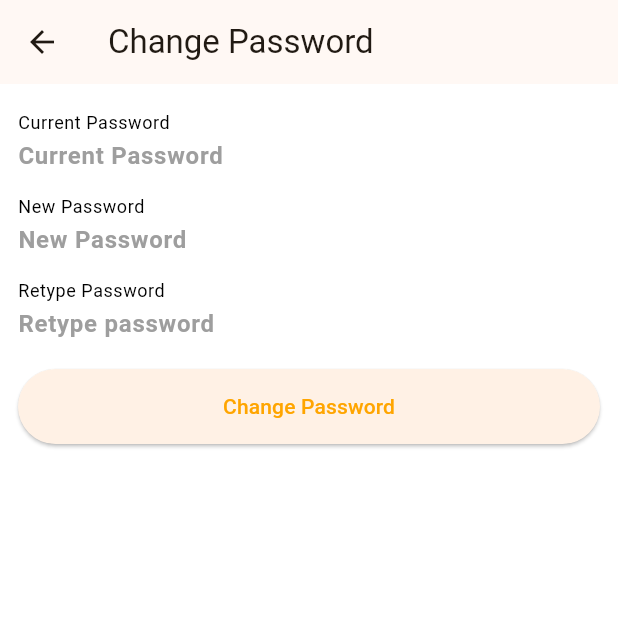
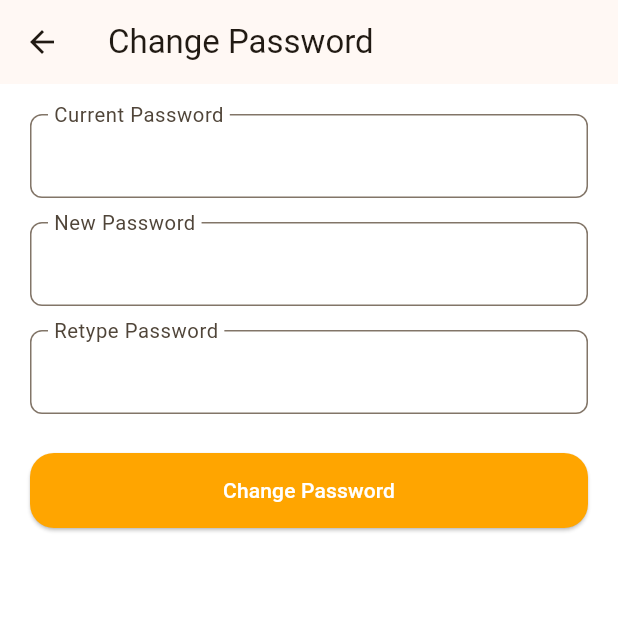
Before and after one commit to foodiesarmenu/foodies-app, a Flutter app: the ChangePasswordScreen screen opened by its route, on a phone screen of 412 x 824 dp, the top half of it. Run offline on Flutter 3.47's test engine with Material 2 defaults, Android fonts, the phone set to English and light mode, and no system bars; our stand-ins replace another_carousel_pro, google_maps_flutter, location.

Commit message:
-do in the common a editText -do in the common a button -modify change password ui -modify change email ui +create address page +create card page +gps and google maps to get the use location

```diff
--- /dev/null
+++ b/lib/ui/common/ButtonInProfile.dart
@@ -0,0 +1,40 @@
+import 'package:flutter/material.dart';
+
+class ButtonInProfile extends StatelessWidget {
+  final String text; // Variable for button text
+  final Color textColor; // Variable for text color
+  final Color backgroundColor; // Variable for background color
+  Color? borderColor; // Variable for background color
+  final Function() onPressed; // Function to execute on button press
+
+  ButtonInProfile({
+    required this.text,
+    required this.textColor,
+    required this.backgroundColor,
+    this.borderColor,
+    required this.onPressed,
+    super.key,
+  });
+
+  @override
+  Widget build(BuildContext context) {
+    return Container(
+      margin: const EdgeInsets.all(8),
+      child: ElevatedButton(
+        onPressed: onPressed,
+        style: ElevatedButton.styleFrom(
+          minimumSize: const Size(double.infinity, 50.0), // Full-width button
+          backgroundColor: backgroundColor,
+          foregroundColor: textColor, //text color
+          shape: RoundedRectangleBorder(
+            borderRadius: BorderRadius.circular(16.0),
+            side: borderColor != null ? // Check if borderColor is not null
+            BorderSide(color: borderColor!) : // Use null-safe operator
+            BorderSide.none, // Set to no border if borderColor is null // Adjust radius as desired
+          ),
+        ),
+        child: Text(text), // Set button text
+      ),
+    );
+  }
+}
--- /dev/null
+++ b/lib/ui/common/EditTextInProfile.dart
@@ -0,0 +1,61 @@
+import 'package:flutter/material.dart';
+
+typedef MyValidator = String? Function(String?);
+
+class EditTextInProfile extends StatelessWidget {
+  String? hint;
+  String? label;
+  TextEditingController? controller;
+  bool isSecured;
+  TextInputType? keyboardType;
+  MyValidator? validator;
+  bool isTextFieldEnabled;
+
+
+  EditTextInProfile({
+    required this.controller,
+    this.isSecured = false,
+    this.hint,
+    this.label,
+    this.validator,
+    this.keyboardType = TextInputType.text,
+    this.isTextFieldEnabled = true,
+    super.key,
+  });
+
+  @override
+  Widget build(BuildContext context) {
+    return Container(
+      margin: const EdgeInsets.all(8),
+      child: TextFormField(
+        enabled: isTextFieldEnabled,
+        decoration: InputDecoration(
+          labelText: label,
+          labelStyle: const TextStyle(
+            fontSize: 18
+          ),
+          hintText: hint,
+          hintStyle: const TextStyle(
+              fontSize: 16,
+              fontWeight: FontWeight.bold,
+              color: Colors.grey
+          ),
+          floatingLabelBehavior: FloatingLabelBehavior.always,
+          // Add rounded border with black color
+          border: OutlineInputBorder(
+            borderRadius: BorderRadius.circular(8.0), // Adjust radius as desired
+            borderSide: const BorderSide(
+              color: Colors.black,
+              width: 2.0, // Adjust border width as desired
+            ),
+          ),
+        ),
+        controller: controller,
+        keyboardType: keyboardType,
+        obscureText: isSecured,
+        validator: validator,
+      ),
+    );
+
+  }
+}
--- a/lib/ui/profile/settings/myAccount/ChangePasswordScreen.dart
+++ b/lib/ui/profile/settings/myAccount/ChangePasswordScreen.dart
@@ -1,10 +1,11 @@
 import 'package:flutter/material.dart';
-import 'package:foodies_app/ui/common/form_input_field.dart';
+import 'package:foodies_app/ui/common/ButtonInProfile.dart';
+import 'package:foodies_app/ui/common/EditTextInProfile.dart';
 import 'package:foodies_app/ui/profile/settings/SettingsScreen.dart';
 
 class ChangePasswordScreen extends StatefulWidget {
   static const String routeName = 'change-password';
-   ChangePasswordScreen({super.key});
+   const ChangePasswordScreen({super.key});
 
   @override
   State<ChangePasswordScreen> createState() => _ChangePasswordScreenState();
@@ -23,19 +24,16 @@ class _ChangePasswordScreenState extends State<ChangePasswordScreen> {
   Widget build(BuildContext context) {
     return Scaffold(
       appBar: AppBar(
-        title: Text('Change Password'),
+        title: const Text('Change Password'),
       ),
-      body: Form(
-
-        key: formKey,
-        child: Container(
-          padding: EdgeInsets.all(12),
+      body: Container(
+          padding: const EdgeInsets.all(12),
           child: Column(
             children: [
-              FormInputField(
+              EditTextInProfile(
                 controller: passwordNewController,
                 label: 'Current Password',
-                hint: 'Current Password',
+               // hint: 'Current Password',
                 isSecured: true,
                 validator: (text) {
                   if (text == null || text.trim().isEmpty) {
@@ -47,10 +45,10 @@ class _ChangePasswordScreenState extends State<ChangePasswordScreen> {
                   return null;
                 },
               ),
-              FormInputField(
+              EditTextInProfile(
                 controller: passwordController,
                 label: 'New Password',
-                hint: 'New Password',
+                //hint: 'New Password',
                 isSecured: true,
                 validator: (text) {
                     if (text == null || text.trim().isEmpty) {
@@ -62,10 +60,10 @@ class _ChangePasswordScreenState extends State<ChangePasswordScreen> {
                     return null;
                   },
               ),
-              FormInputField(
+              EditTextInProfile(
                 controller: passwordConfirmationController,
                 label: 'Retype Password',
-                hint: 'Retype password',
+               // hint: 'Retype password',
                 isSecured: true,
                 validator: (text) {
                   if (text == null || text.trim().isEmpty) {
@@ -77,24 +75,25 @@ class _ChangePasswordScreenState extends State<ChangePasswordScreen> {
                   return null;
                 },
               ),
-              SizedBox(height: 10.0), // Space before the button
-              ElevatedButton(
-                onPressed: checkPass,
-                style: ElevatedButton.styleFrom(
-                  minimumSize: const Size(double.infinity, 50.0), // Full-width button
-                ),
-                child:const Text('Change Password'),
+              const SizedBox(height: 10.0), // Space before the button
+              ButtonInProfile(
+                backgroundColor: Theme.of(context).primaryColor,
+                textColor: Colors.white,
+                text: 'Change Password',
+                onPressed: () {
+                  Navigator.of(context).pushNamed(SettingsScreen.routeName);
+                },
               ),
             ],
           ),
         ),
-      ),
+
     );
   }
-  void checkPass() {
+  /*void checkPass() {
     if (formKey.currentState?.validate() == false) {
       return;
     }
     Navigator.of(context).pushNamed(SettingsScreen.routeName);
-  }
+  }*/
 }
--- a/pubspec.yaml
+++ b/pubspec.yaml
@@ -37,6 +37,8 @@ dependencies:
   http: ^1.1.0
   another_carousel_pro: ^1.0.2
   provider: ^6.1.2
+  location: ^5.0.3
+  google_maps_flutter: ^2.5.3
 
 dev_dependencies:
   flutter_test:
```
Also changed, not shown: lib/main.dart (+8 -0 lines), lib/ui/common/LocationManager.dart (added, +39 -0 lines), lib/ui/profile/settings/SettingsScreen.dart (+5 -3 lines), lib/ui/profile/settings/myAccount/ChangeEmailScreen.dart (+21 -15 lines), lib/ui/profile/settings/myAccount/MyAddressScreen.dart (added, +122 -0 lines), lib/ui/profile/settings/myAccount/MyCardScreen.dart (added, +33 -0 lines), pubspec.lock, 7 other files.
